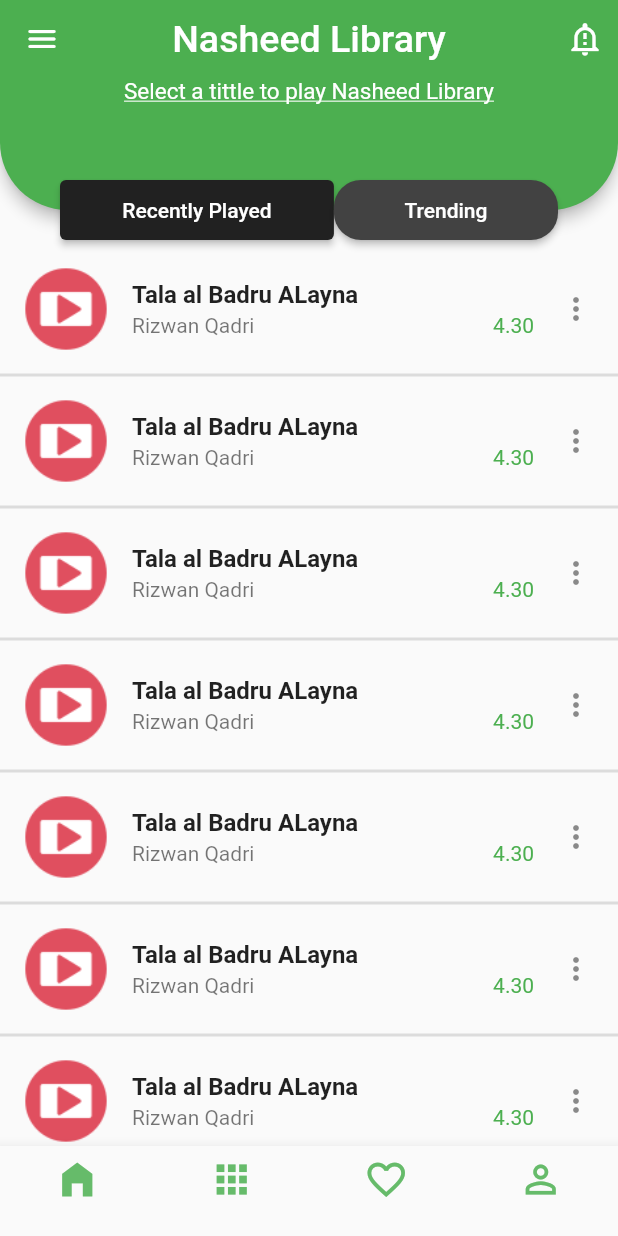
After one commit to NasShihab/ioi, a Flutter app: the bottomNavigationBarPage screen opened directly, item 3 of the bottom bar chosen, on a phone screen of 412 x 824 dp. The commit adds this screen. Run offline on Flutter 3.47's test engine with Material 2 defaults, Android fonts, the phone set to English and light mode, and no system bars.

Commit message:
Nasheed Library Add

```diff
--- a/lib/bottomNavigationBarPage.dart
+++ b/lib/bottomNavigationBarPage.dart
@@ -1,6 +1,7 @@
 // ignore_for_file: must_be_immutable
 
 import 'package:flutter/material.dart';
+import 'package:ioi/libraryPage.dart';
 import 'package:ioi/provider/bottomNavigationBarProvider.dart';
 import 'package:provider/provider.dart';
 
@@ -13,7 +14,7 @@ class bottomNavigationBarPage extends StatelessWidget {
   final screens = [
     faithPage(),
     meditativePage(),
-    faithPage(),
+    libraryPage(),
     meditativePage(),
   ];
 
--- /dev/null
+++ b/lib/libraryPage.dart
@@ -0,0 +1,153 @@
+import 'package:flutter/material.dart';
+
+class libraryPage extends StatelessWidget {
+  const libraryPage({Key? key}) : super(key: key);
+
+  @override
+  Widget build(BuildContext context) {
+    return Scaffold(
+      body: SafeArea(
+        child: Stack(
+          children: [
+            Container(
+              height: 140,
+              child: AppBar(
+                title: Text(
+                  'Nasheed Library',
+                  style: TextStyle(fontSize: 25),
+                ),
+                shape: RoundedRectangleBorder(
+                    borderRadius: BorderRadius.only(
+                        bottomLeft: Radius.circular(45),
+                        bottomRight: Radius.circular(45))),
+                centerTitle: true,
+                backgroundColor: Colors.green[500],
+                leading: IconButton(
+                  icon: Icon(Icons.menu_rounded),
+                  onPressed: () {},
+                ),
+                actions: [
+                  Container(
+                    padding: EdgeInsetsDirectional.only(end: 10),
+                    child: Icon(Icons.notification_important_outlined),
+                  ),
+                ],
+                bottom: PreferredSize(
+                  preferredSize: Size.fromHeight(20),
+                  child: Container(
+                    padding: EdgeInsetsDirectional.only(bottom: 70),
+                    child: Container(
+                      margin: EdgeInsetsDirectional.only(start: 40, end: 40),
+                      child: Text(
+                        'Select a tittle to play Nasheed Library',
+                        textAlign: TextAlign.center,
+                        style: TextStyle(
+                          decoration: TextDecoration.underline,
+                          fontSize: 15,
+                          color: Colors.white,
+                        ),
+                      ),
+                    ),
+                  ),
+                ),
+              ),
+            ),
+            Column(
+              children: [
+                Padding(
+                  padding: EdgeInsetsDirectional.only(top: 120),
+                  child: Container(
+                      margin: EdgeInsetsDirectional.only(start: 40, end: 40),
+                      height: 40,
+                      width: double.infinity,
+                      decoration: BoxDecoration(
+                          borderRadius: BorderRadius.circular(20)),
+                      child: Stack(
+                        children: [
+                          Container(
+                            height: double.infinity,
+                            child: Row(
+                              mainAxisAlignment: MainAxisAlignment.spaceBetween,
+                              children: [
+                                Expanded(
+                                  flex: 11,
+                                  child: Container(
+                                    height: double.infinity,
+                                    child: ElevatedButton(
+                                        style: ButtonStyle(
+                                          backgroundColor: MaterialStateProperty.all(Colors.grey[900]),
+                                        ),
+                                        onPressed: () {},
+                                        child: Text('Recently Played')),
+                                  ),
+                                ),
+                                Expanded(
+                                  flex: 9,
+                                  child: Container(
+                                    height: double.infinity,
+                                    child: ElevatedButton(
+                                        style: ButtonStyle(
+                                          backgroundColor: MaterialStateProperty.all(Colors.grey[800]),
+                                            shape: MaterialStateProperty.all<RoundedRectangleBorder>(
+                                                RoundedRectangleBorder(
+                                                    borderRadius: BorderRadius.circular(18.0),
+                                                )
+                                            )
+                                        ),
+                                        onPressed: () {},
+                                        child: Text('Trending')),
+                                  ),
+                                ),
+                              ],
+                            ),
+                          )
+                        ],
+                      )),
+                ),
+                SizedBox(height: 10),
+                Flexible(
+                  child: Container(
+                    child: ListView.builder(
+                        scrollDirection: Axis.vertical,
+                        itemCount: 14,
+                        itemBuilder: (context, index) {
+                          return Column(
+                            children: [
+                              ListTile(
+                                leading: ClipRRect(
+                                    borderRadius: BorderRadius.circular(10),
+                                    child: Image.asset('images/play.png')),
+                                title: Text(
+                                  'Tala al Badru ALayna',
+                                  style: TextStyle(fontWeight: FontWeight.bold),
+                                ),
+                                trailing: Icon(Icons.more_vert),
+                                subtitle: Row(
+                                  mainAxisAlignment:
+                                      MainAxisAlignment.spaceBetween,
+                                  children: [
+                                    Text('Rizwan Qadri'),
+                                    Text(
+                                      '4.30',
+                                      style:
+                                          TextStyle(color: Colors.green[500]),
+                                    ),
+                                  ],
+                                ),
+                              ),
+                              Divider(
+                                thickness: 2,
+                              ),
+                            ],
+                          );
+                        }),
+                  ),
+                )
+              ],
+            ),
+          ],
+        ),
+      ),
+    );
+  }
+}
```
Also changed, not shown: images/play.png (added).
